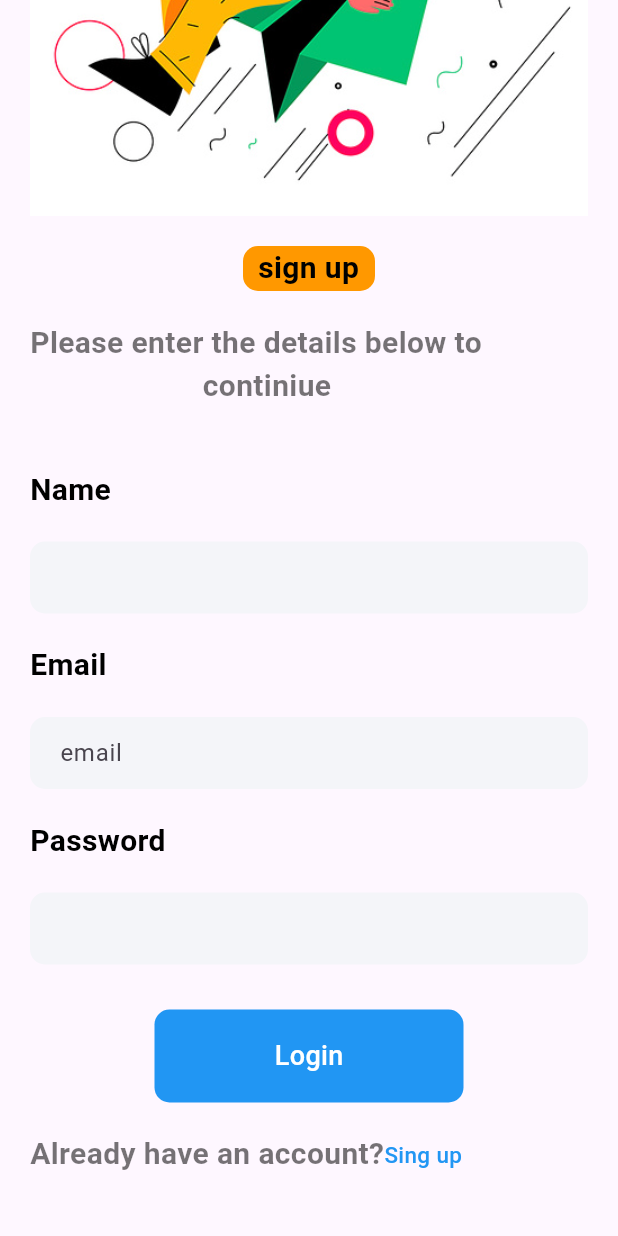
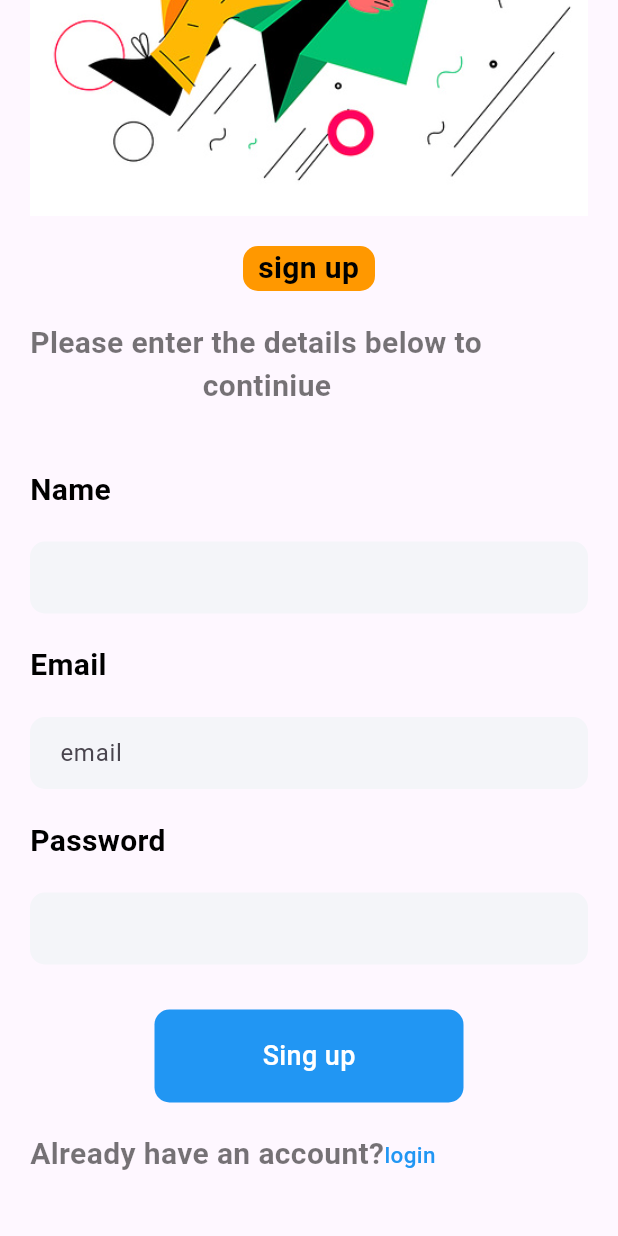
Before and after one commit to Adarshshrivastav991/food-app, a Flutter app: the screen it shows after launch, scrolled down 217 dp, on a phone screen of 412 x 824 dp. Run offline on Flutter 3.47's test engine with Material 3 defaults, Android fonts, the phone set to English and light mode, and no system bars; our stand-ins replace curved_navigation_bar, firebase_core; accounts and stored records are empty.

```diff
--- a/app/lib/pages/singup.dart
+++ b/app/lib/pages/singup.dart
@@ -97,7 +97,7 @@ class _SingupState extends State<Singup> {
                   ),
                   child: Center(
                     child: Text(
-                      "Login",
+                      "Sing up",
                       style: TextStyle(
                         color: Colors.white,
                         fontSize: 18.0,
@@ -121,7 +121,7 @@ class _SingupState extends State<Singup> {
                     child: GestureDetector(
                       onTap: ()=>Navigator.push(context,MaterialPageRoute(builder: (context)=>Login())),
                       child: Text(
-                        "Sing up",
+                        "login",
                         style: TextStyle(
                           color: Colors.blue,
                           fontWeight: FontWeight.w500,
```
